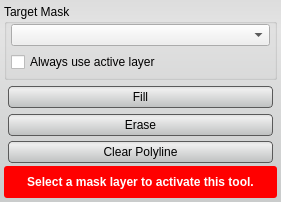
Before: the Qt Designer form src/Interface/ToolInterface/PolylineToolInterface.ui in jessdtate/Seg3D, drawn with Qt 5.
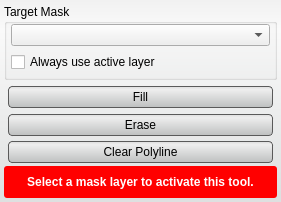
After: the same form once the commit is applied. Custom widgets are drawn as their Qt base class.

```diff
--- a/src/Interface/ToolInterface/PolylineToolInterface.ui
+++ b/src/Interface/ToolInterface/PolylineToolInterface.ui
@@ -34,7 +34,7 @@
   <property name="styleSheet">
    <string notr="true">QWidget#PolylineToolInterface{
 	border-radius: 3px;
-	background-color: qlineargradient(spread:pad, x1:0.5, y1:0, x2:0.5, y2:0.960227, stop:0 rgba(221, 221, 221, 255), stop:0.155779 rgba(228, 228, 228, 255), stop:1 rgba(202, 204, 204, 255));      
+	background-color: qlineargradient(spread:pad, x1:0.5, y1:0, x2:0.5, y2:0.960227, stop:0 rgba(241, 241, 241, 255), stop:0.155779 rgba(250, 250, 250, 255), stop:1 rgba(222, 224, 224, 255));       
 }
 
 QPushButton{
```
